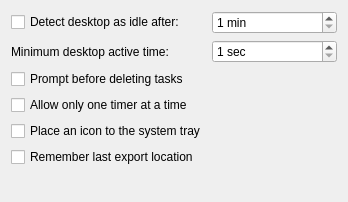
The window that src/settings/cfgbehavior.ui (FlyingWolFox/ktimetracker) describes before a commit, drawn with Qt 5.
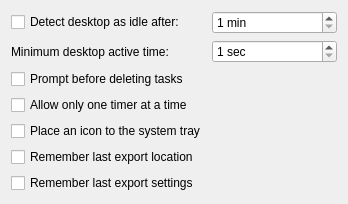
The same window after the commit.

Commit message: Make the export dialog remember the last used settings

```diff
--- a/src/settings/cfgbehavior.ui
+++ b/src/settings/cfgbehavior.ui
@@ -87,6 +87,13 @@
     </widget>
    </item>
    <item row="6" column="0">
+    <widget class="QCheckBox" name="kcfg_rememberLastExportOptions">
+     <property name="text">
+      <string>Remember last export settings</string>
+     </property>
+    </widget>
+   </item>
+   <item row="7" column="0">
     <spacer>
      <property name="orientation">
       <enum>Qt::Vertical</enum>
```
The commit also changes 5 other files.
